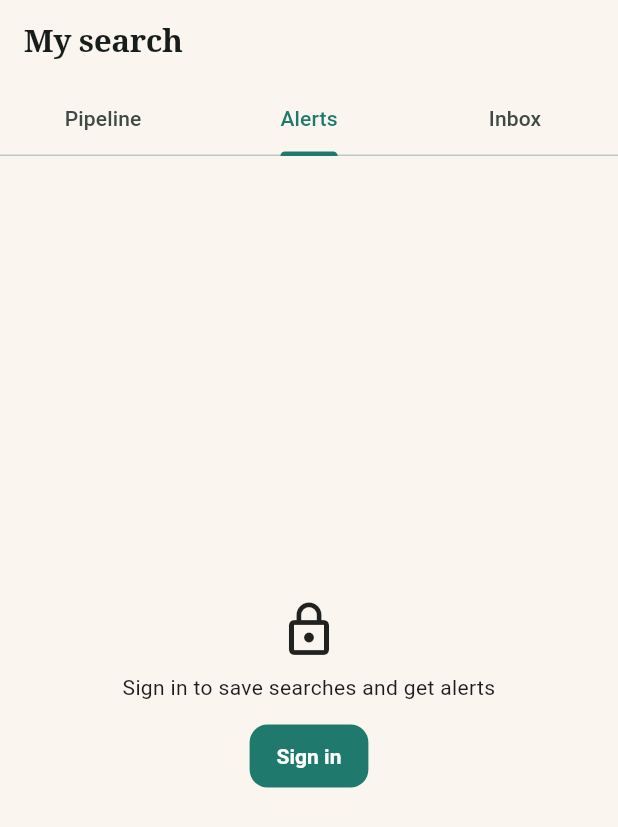
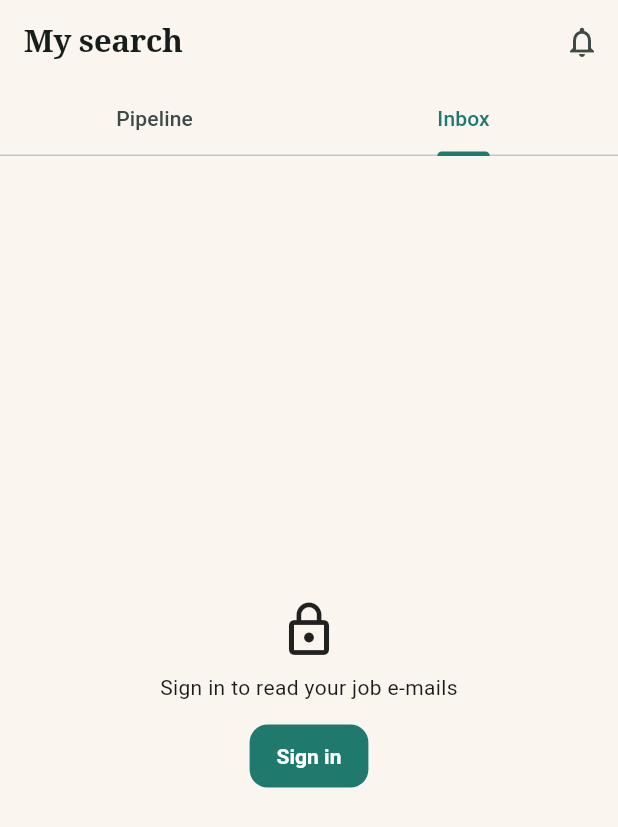
Before and after one commit to emelian-chkaira/ai-career-tracker-mobile, a Flutter app: the MySearchScreen screen opened directly, tab 2 chosen, on a phone screen of 412 x 824 dp. Shown: the top 827 px of the screen. Run offline on Flutter 3.47's test engine with Material 3 defaults, Android fonts, the phone set to English and light mode, and no system bars; our stand-ins replace dio, equatable, file_picker, fl_chart, flutter_bloc, flutter_secure_storage and 4 more; accounts and stored records are empty; network calls fail.

Commit message:
README synced with the web project (infographics, badges, technical view); app named AI Career Tracker; My search with alerts bell

```diff
--- a/lib/app/features/my/view/my_search_screen.dart
+++ b/lib/app/features/my/view/my_search_screen.dart
@@ -8,17 +8,21 @@ import '../../inbox/view/inbox_screen.dart';
 import '../../pipeline/cubit/pipeline_cubit.dart';
 import '../../pipeline/view/pipeline_screen.dart';
 
-/// "My search": pipeline, alerts and inbox in one tab instead of three.
+/// "My search": two tabs (pipeline and inbox). Saved searches and alerts open from the bell in the app bar.
 class MySearchScreen extends StatelessWidget {
   const MySearchScreen({super.key});
   @override
   Widget build(BuildContext context) => MultiBlocProvider(
         providers: [BlocProvider(create: (_) => getIt<PipelineCubit>()), BlocProvider(create: (_) => getIt<InboxCubit>())],
         child: DefaultTabController(
-          length: 3,
+          length: 2,
           child: Scaffold(
-            appBar: AppBar(title: const Text('My search'), bottom: const TabBar(tabs: [Tab(text: 'Pipeline'), Tab(text: 'Alerts'), Tab(text: 'Inbox')])),
-            body: const TabBarView(children: [PipelineScreen(embedded: true), AlertsScreen(embedded: true), InboxScreen()]),
+            appBar: AppBar(
+              title: const Text('My search'),
+              actions: [IconButton(tooltip: 'Saved searches and alerts', icon: const Icon(Icons.notifications_none), onPressed: () => Navigator.of(context).push(MaterialPageRoute(builder: (_) => const AlertsScreen())))],
+              bottom: const TabBar(tabs: [Tab(text: 'Pipeline'), Tab(text: 'Inbox')]),
+            ),
+            body: const TabBarView(children: [PipelineScreen(embedded: true), InboxScreen()]),
           ),
         ),
       );
--- a/lib/main.dart
+++ b/lib/main.dart
@@ -23,7 +23,7 @@ class MyApp extends StatelessWidget {
         child: ValueListenableBuilder<ThemeMode>(
           valueListenable: ThemeController.instance,
           builder: (_, mode, _) => MaterialApp(
-            title: 'NL Career Tracker',
+            title: 'AI Career Tracker',
             debugShowCheckedModeBanner: false,
             theme: appTheme(),
             darkTheme: appTheme(Brightness.dark),
--- a/pubspec.yaml
+++ b/pubspec.yaml
@@ -1,5 +1,5 @@
 name: career_tracker
-description: "NL Career Tracker - Netherlands tech jobs, alerts and market insight."
+description: "AI Career Tracker - jobs from employers and job boards, ranked for you, with a pipeline, CV tools and an AI inbox."
 publish_to: 'none'
 version: 2.0.0+1
 
```
Also changed, not shown: docs/media/app-architecture.png (added), docs/media/app-architecture.svg (added), docs/media/app-how-it-works.png (added), docs/media/app-how-it-works.svg (added), docs/media/app-technical.png (added), docs/media/app-technical.svg (added), 8 other files.
